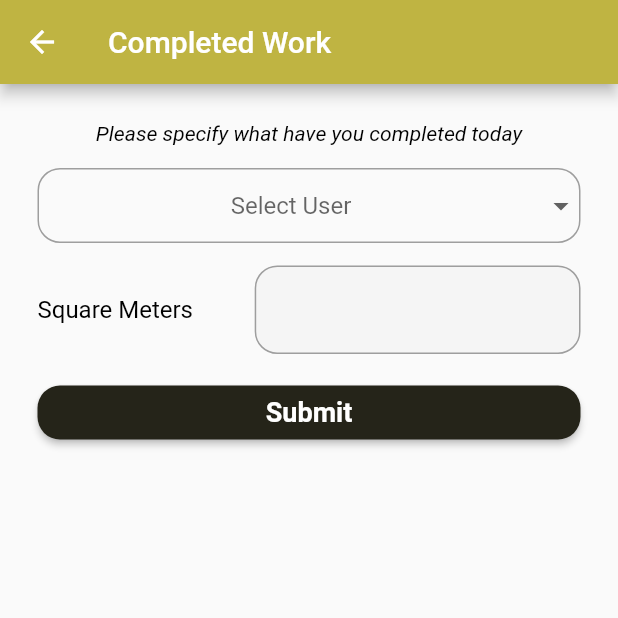
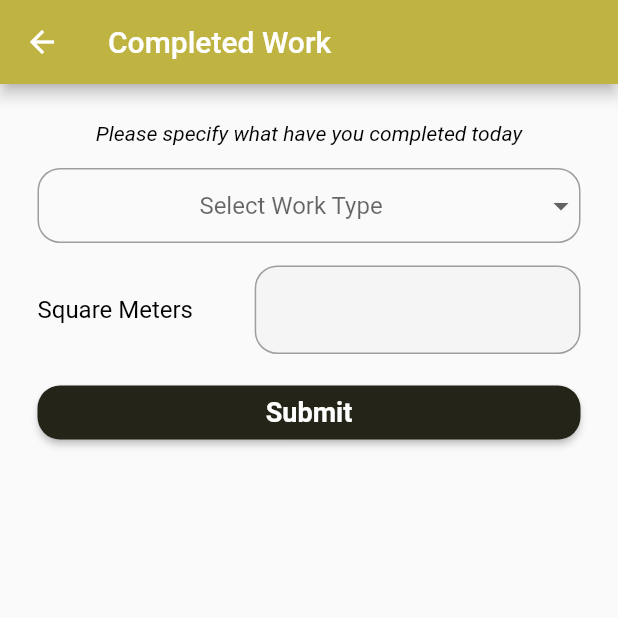
Before and after one commit to SAS-2022/royal_marble, a Flutter app: the WorkCompleted screen opened directly, on a phone screen of 412 x 824 dp, the top half of it. Run offline on Flutter 3.47's test engine with Material 2 defaults, Android fonts, the phone set to English and light mode, and no system bars; our stand-ins replace cloud_firestore, cloud_functions, country_picker, device_info_plus, dio, email_validator and 22 more; missing offline and left inert: background_fetch, background_geolocation_firebase, flutter_background_geolocation, flutter_polyline_points, google_maps_flutter_platform_interface; accounts and stored records are empty; Roboto replaces fonts that are missing (San Fransisco).

```diff
--- a/lib/models/user_model.dart
+++ b/lib/models/user_model.dart
@@ -9,7 +9,7 @@ class UserData {
   Map<String, dynamic> location;
   List<dynamic> roles;
   Map<String, dynamic> nationality;
-  Map<String, dynamic> assignedProject;
+  var assignedProject;
   var distanceToProject;
   String company;
   bool isActive;
--- a/lib/projects/project_grid.dart
+++ b/lib/projects/project_grid.dart
@@ -1,4 +1,3 @@
-import 'package:firebase_auth/firebase_auth.dart';
 import 'package:flutter/material.dart';
 import 'package:provider/provider.dart';
 import 'package:royal_marble/models/business_model.dart';
@@ -37,7 +36,10 @@ class ProjectGrid extends StatelessWidget {
         StreamProvider<List<UserData>>.value(
           value: db.getAllWorkers(),
           initialData: [],
-          catchError: (context, error) => [UserData(error: error)],
+          catchError: (context, error) {
+            print('Error: $error');
+            return [UserData(error: error)];
+          },
         )
       ],
       child: ProjectList(
--- a/lib/projects/work_completed.dart
+++ b/lib/projects/work_completed.dart
@@ -31,9 +31,11 @@ class _WorkCompletedState extends State<WorkCompleted> {
   final List<String> _workType = [
     'Installing System',
     'Installing Tiles',
+    'Others'
   ];
   String workType;
   double squareMeteres;
+  String others;
   Size _size;
   bool _canPop = false;
   DatabaseService db = DatabaseService();
@@ -75,7 +77,7 @@ class _WorkCompletedState extends State<WorkCompleted> {
                     'Are you sure you want to leave without registering your work, this may result in an unpaid day.'),
               );
             });
-        print('can pop: $_canPop');
+
         return _canPop;
       },
       child: Scaffold(
@@ -120,7 +122,7 @@ class _WorkCompletedState extends State<WorkCompleted> {
                     value: workType,
                     hint: const Center(
                       child: Text(
-                        'Select User',
+                        'Select Work Type',
                       ),
                     ),
                     onChanged: (String val) {
@@ -160,6 +162,53 @@ class _WorkCompletedState extends State<WorkCompleted> {
               const SizedBox(
                 height: 15,
               ),
+              //in case others was chosed we need to know to specify more
+              workType == 'Others'
+                  ? Padding(
+                      padding: const EdgeInsets.only(bottom: 15),
+                      child: Row(
+                        children: [
+                          const Expanded(
+                            flex: 2,
+                            child: Text(
+                              'Specify Details',
+                              style: textStyle5,
+                            ),
+                          ),
+                          Expanded(
+                            flex: 3,
+                            child: TextFormField(
+                              maxLength: 30,
+                              decoration: InputDecoration(
+                                filled: true,
+                                fillColor: Colors.grey[100],
+                                enabledBorder: const OutlineInputBorder(
+                                    borderRadius:
+                                        BorderRadius.all(Radius.circular(15.0)),
+                                    borderSide: BorderSide(color: Colors.grey)),
+                                focusedBorder: const OutlineInputBorder(
+                                    borderRadius:
+                                        BorderRadius.all(Radius.circular(15.0)),
+                                    borderSide: BorderSide(color: Colors.blue)),
+                              ),
+                              validator: (value) {
+                                if (value == null) {
+                                  return 'value cannot be empty';
+                                }
+                                return null;
+                              },
+                              onChanged: (value) {
+                                if (value != null) {
+                                  others = value.trim();
+                                }
+                              },
+                            ),
+                          ),
+                        ],
+                      ),
+                    )
+                  : const SizedBox.shrink(),
+
               //how many sqaure meteres were completed
               Row(
                 children: [
@@ -194,7 +243,7 @@ class _WorkCompletedState extends State<WorkCompleted> {
                         return null;
                       },
                       onChanged: (value) {
-                        if (value != null) {
+                        if (value != null && value.isNotEmpty) {
                           squareMeteres = double.parse(value);
                         }
                       },
@@ -232,6 +281,7 @@ class _WorkCompletedState extends State<WorkCompleted> {
                       var result;
                       if (_formKey.currentState.validate()) {
                         //save the work achieved to the worker's timesheet
+
                         result = await db.updateWorkerTimeSheet(
                             isAtSite: widget.isAtSite,
                             currentUser: widget.currentUser,
@@ -240,14 +290,13 @@ class _WorkCompletedState extends State<WorkCompleted> {
                             today: widget.timeSheetId,
                             checkOut: widget.checkOut,
                             checkIn: widget.checkIn,
-                            workType: workType,
+                            workType: workType != 'Others' ? workType : others,
                             squareMeters: squareMeteres);
 
                         _snackBarWidget.content = result;
                         _snackBarWidget.showSnack();
                       }
 
-                      Navigator.pop(context);
                       Navigator.pop(context);
                     }),
               )
--- a/pubspec.yaml
+++ b/pubspec.yaml
@@ -21,7 +21,7 @@ dependencies:
   firebase_messaging: 13.0.4
   google_maps_flutter: ^2.2.1
   device_info_plus: ^4.0.0
-  sentry_flutter: 6.9.0
+  sentry_flutter: ^6.18.1
   provider: ^5.0.0
   country_picker: ^2.0.10
   email_validator: ^2.0.1
```
Also changed, not shown: lib/main.dart (+13 -10 lines), lib/projects/project_form.dart (+17 -0 lines), lib/projects/worker_current_state.dart (+34 -7 lines), lib/services/database.dart (+71 -4 lines), pubspec.lock.
